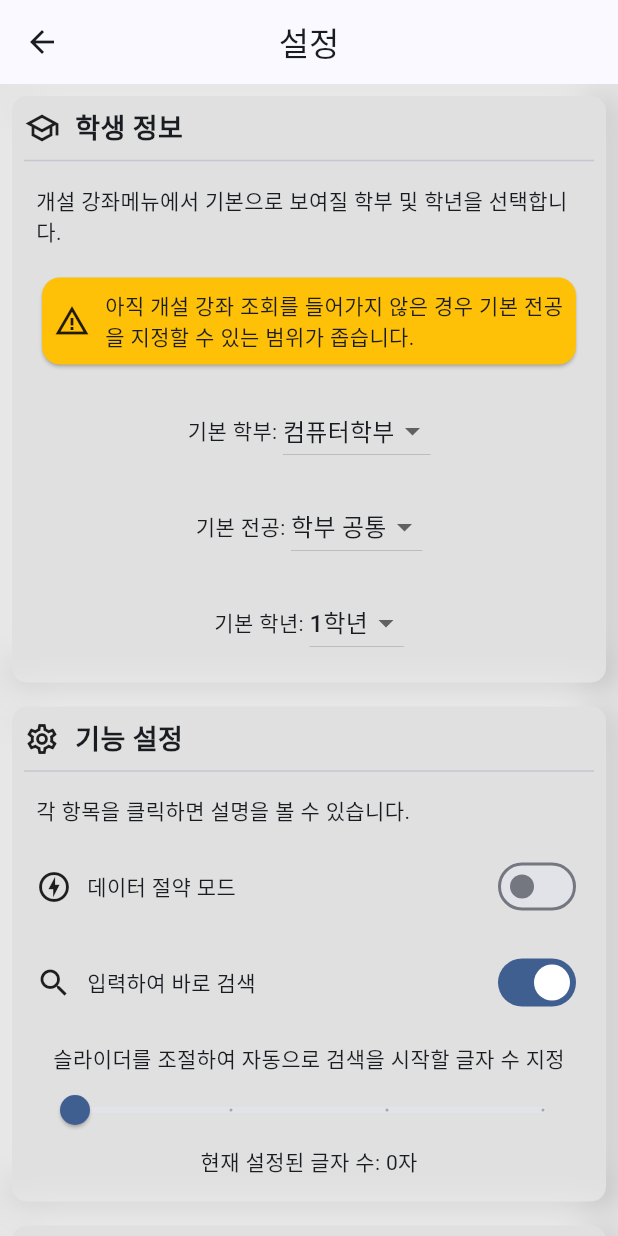
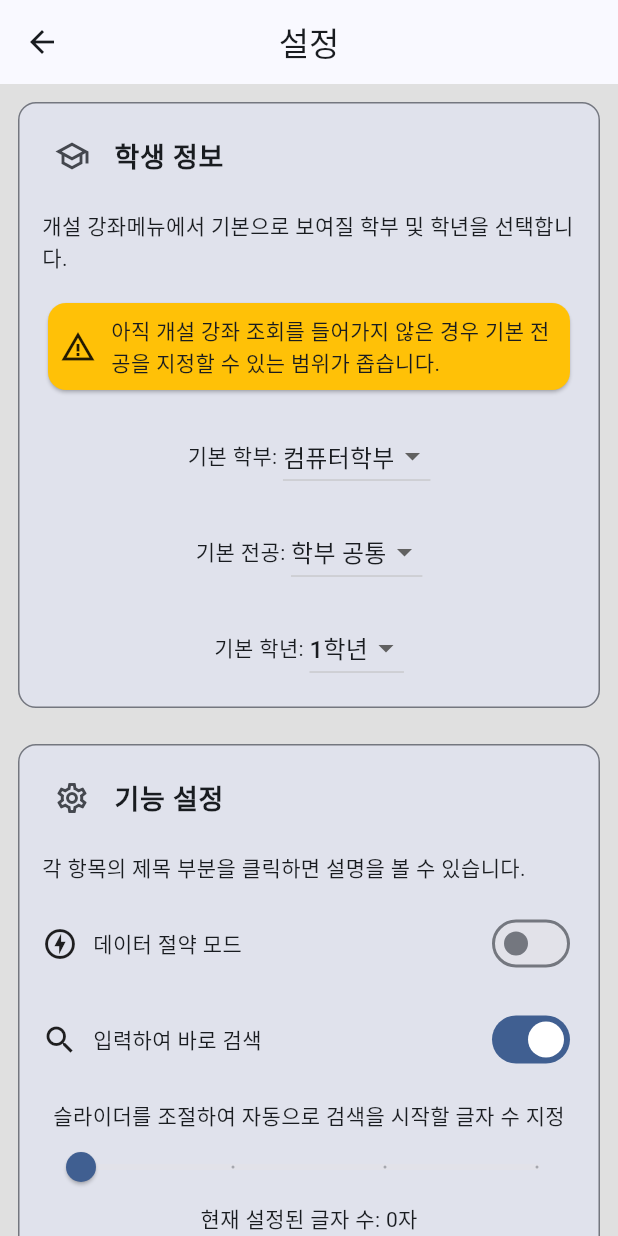
Before and after one commit to sun30812/suwon_mate, a Flutter app: the SettingPage screen opened by its route, on a phone screen of 412 x 824 dp. Run offline on Flutter 3.47's test engine with Material 2 defaults, Android fonts, the phone set to English and light mode, and no system bars; our stand-ins replace firebase_core, firebase_database, firebase_remote_config, flutter_html, flutter_riverpod, go_router and 2 more; accounts and stored records are empty; network calls fail.

Commit message:
각 카드들의 디자인을 변경
각 카드들의 디자인을 Material3에 맞게 변경하였습니다.

```diff
--- a/lib/settings.dart
+++ b/lib/settings.dart
@@ -394,7 +394,7 @@ class _SettingPageState extends State<SettingPage> {
                         children: [
                           const Padding(
                             padding: EdgeInsets.all(8.0),
-                            child: Text('각 항목을 클릭하면 설명을 볼 수 있습니다.'),
+                            child: Text('각 항목의 제목 부분을 클릭하면 설명을 볼 수 있습니다.'),
                           ),
                           Padding(
                             padding: const EdgeInsets.all(8.0),
@@ -402,7 +402,7 @@ class _SettingPageState extends State<SettingPage> {
                               mainAxisAlignment: MainAxisAlignment.spaceBetween,
                               children: [
                                 Material(
-                                  color: Colors.grey[300],
+                                  color: Theme.of(context).colorScheme.surfaceVariant,
                                   child: InkWell(
                                       onTap: () {
                                         showDialog(
@@ -463,7 +463,7 @@ class _SettingPageState extends State<SettingPage> {
                               mainAxisAlignment: MainAxisAlignment.spaceBetween,
                               children: [
                                 Material(
-                                  color: Colors.grey[300],
+                                  color: Theme.of(context).colorScheme.surfaceVariant,
                                   child: InkWell(
                                       onTap: () {
                                         showDialog(
--- a/lib/styles/style_widget.dart
+++ b/lib/styles/style_widget.dart
@@ -392,7 +392,6 @@ class SimpleCard extends StatefulWidget {
 }
 
 class _SimpleCardState extends State<SimpleCard> {
-  bool _isClicked = false;
 
   @override
   Widget build(BuildContext context) {
@@ -414,50 +413,14 @@ class _SimpleCardState extends State<SimpleCard> {
     }
 
     return Padding(
-      padding: const EdgeInsets.all(8.0),
-      child: GestureDetector(
-        onTapCancel: () => setState(() {
-          if (widget.onPressed == null) {
-            return;
-          }
-          _isClicked = false;
-        }),
-        onTapDown: (_) => setState(() {
-          if (widget.onPressed == null) {
-            return;
-          }
-          _isClicked = !_isClicked;
-        }),
-        onTapUp: (_) => setState(() {
-          if (widget.onPressed == null) {
-            return;
-          }
-          _isClicked = !_isClicked;
-        }),
-        onTap: () {
-          if (widget.onPressed != null) {
-            widget.onPressed!();
-          }
-        },
-        child: AnimatedContainer(
-          duration: const Duration(milliseconds: 100),
-          decoration: BoxDecoration(
-              borderRadius: BorderRadius.circular(10.0),
-              color: Colors.grey[300],
-              boxShadow: !_isClicked
-                  ? [
-                      BoxShadow(
-                          offset: const Offset(3, 3),
-                          blurRadius: 15,
-                          spreadRadius: 0.5,
-                          color: Colors.grey[500]!),
-                      const BoxShadow(
-                          offset: Offset(-3, -3),
-                          blurRadius: 15,
-                          spreadRadius: 0.5,
-                          color: Colors.white)
-                    ]
-                  : null),
+      padding: const EdgeInsets.all(2.0),
+      child: Card(
+        elevation: 0,
+        shape: RoundedRectangleBorder(
+            side: BorderSide(color: Theme.of(context).colorScheme.outline), borderRadius: BorderRadius.circular(12.0)),
+        color: Theme.of(context).colorScheme.surfaceVariant,
+        child: InkWell(
+          onTap: widget.onPressed,
           child: Padding(
             padding: const EdgeInsets.all(8.0),
             child: Column(
@@ -519,41 +482,26 @@ class _InfoCardState extends State<InfoCard> {
   Widget build(BuildContext context) {
     return Padding(
       padding: const EdgeInsets.all(8.0),
-      child: Container(
-        decoration: BoxDecoration(
-            borderRadius: BorderRadius.circular(10.0),
-            color: Colors.grey[300],
-            boxShadow: [
-              BoxShadow(
-                  offset: const Offset(3, 3),
-                  blurRadius: 15,
-                  spreadRadius: 0.5,
-                  color: Colors.grey[500]!),
-              const BoxShadow(
-                  offset: Offset(-3, -3),
-                  blurRadius: 25,
-                  spreadRadius: 0.5,
-                  color: Colors.white)
-            ]),
+      child: Card(
+        elevation: 0,
+        shape: RoundedRectangleBorder(
+            side: BorderSide(color: Theme.of(context).colorScheme.outline), borderRadius: BorderRadius.circular(12.0)),
+        color: Theme.of(context).colorScheme.surfaceVariant,
         child: Padding(
           padding: const EdgeInsets.all(8.0),
           child: Column(
             mainAxisSize: MainAxisSize.min,
             crossAxisAlignment: CrossAxisAlignment.start,
             children: [
-              Row(
-                children: [
-                  Icon(widget.icon),
-                  const Padding(padding: EdgeInsets.only(right: 10.0)),
-                  Text(
-                    widget.title,
-                    semanticsLabel: widget.title,
-                    style: const TextStyle(
-                        fontWeight: FontWeight.bold, fontSize: 18.0),
-                  ),
-                ],
+              ListTile(
+                title: Text(
+                  widget.title,
+                  semanticsLabel: widget.title,
+                  style: const TextStyle(
+                      fontWeight: FontWeight.bold, fontSize: 18.0),
+                ),
+                leading: Icon(widget.icon),
               ),
-              const Divider(),
               widget.detail
             ],
           ),
```
